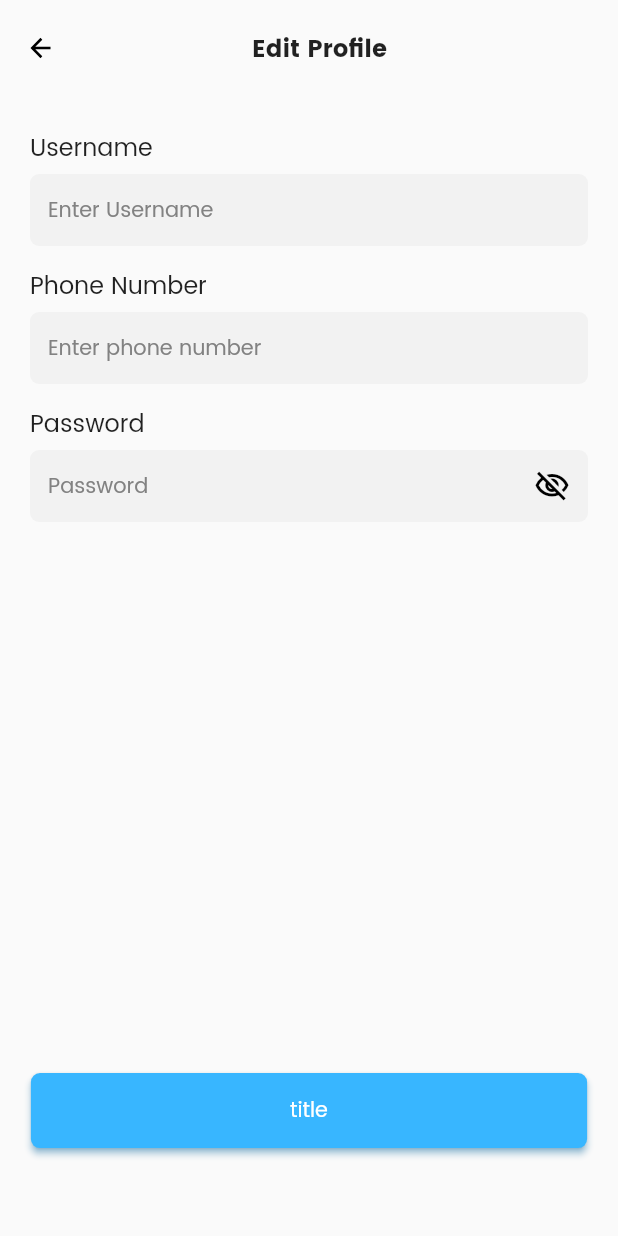
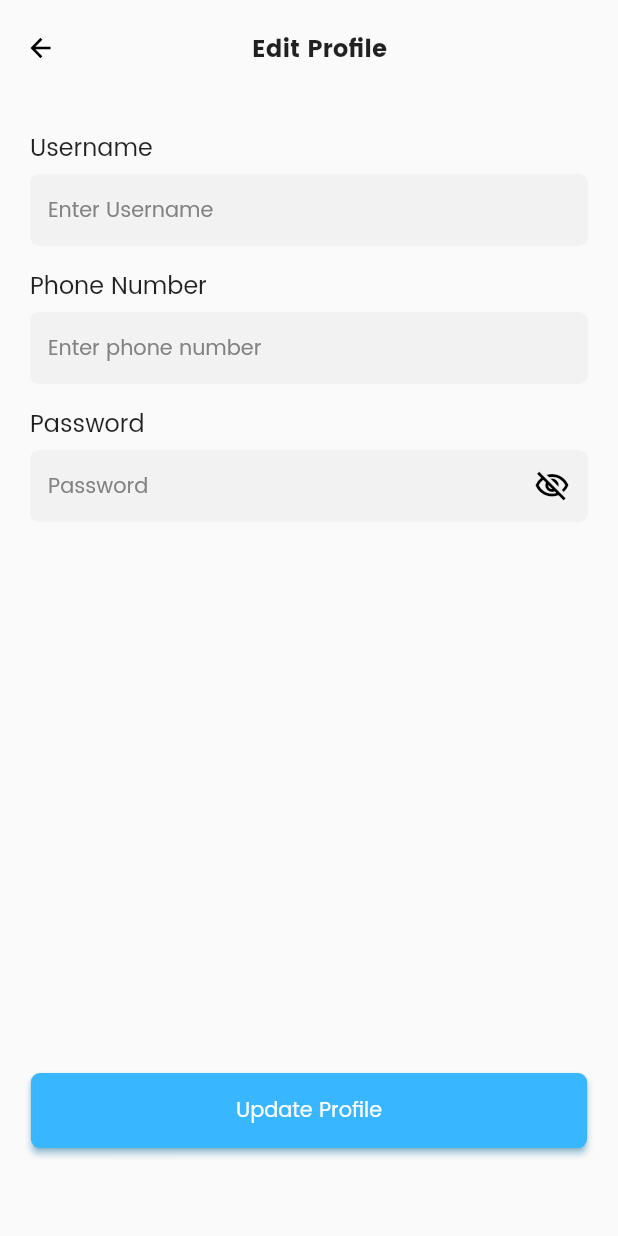
Before and after one commit to huzaifaa786/klicks_app, a Flutter app: the EditProfile screen opened by its route, on a phone screen of 412 x 824 dp. Run offline on Flutter 3.47's test engine with Material 2 defaults, Android fonts, the light colour scheme and no system bars; our stand-ins replace carousel_slider, dropdown_button2, flutter_svg; missing offline and left inert: scroll_indicator.

Commit message:
Adil, 17/1/2023

```diff
--- a/lib/screen/edit_profile.dart/edit_profile.dart
+++ b/lib/screen/edit_profile.dart/edit_profile.dart
@@ -88,7 +88,7 @@
                         ? Padding(
                             padding: const EdgeInsets.only(bottom: 12),
                             child: LargeButton(
-                                title: "title",
+                                title: "Update Profile",
                                 onPressed: () {
                                   setState(() {
                                     show = !show;
```
